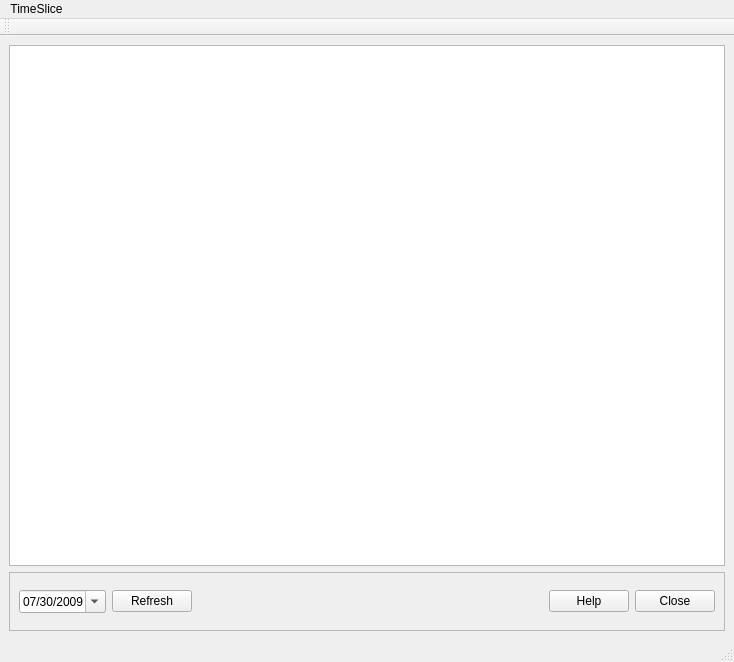
This is clients/qt/tlist/timeedit.ui in gam3/trasker as Qt 5 draws it before an edit. The edited form follows.
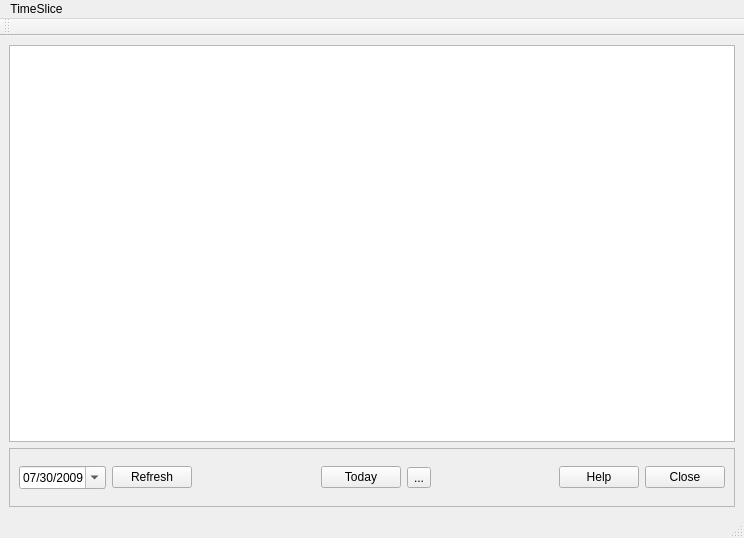
This is the edited form. Icons and pictures are not drawn.

```diff
--- a/clients/qt/tlist/timeedit.ui
+++ b/clients/qt/tlist/timeedit.ui
@@ -6,8 +6,8 @@
    <rect>
     <x>0</x>
     <y>0</y>
-    <width>734</width>
-    <height>662</height>
+    <width>744</width>
+    <height>538</height>
    </rect>
   </property>
   <property name="windowTitle">
@@ -39,7 +39,7 @@
        <enum>QFrame::Raised</enum>
       </property>
       <layout class="QGridLayout" name="gridLayout">
-       <item row="2" column="4">
+       <item row="2" column="7">
         <widget class="QPushButton" name="saveButton">
          <property name="sizePolicy">
           <sizepolicy hsizetype="Maximum" vsizetype="Fixed">
@@ -92,7 +92,7 @@
          </property>
         </widget>
        </item>
-       <item row="2" column="2">
+       <item row="2" column="5">
         <spacer name="horizontalSpacer">
          <property name="orientation">
           <enum>Qt::Horizontal</enum>
@@ -115,13 +115,40 @@
          </property>
         </widget>
        </item>
-       <item row="2" column="3">
-        <widget class="QPushButton" name="cancelButton">
+       <item row="2" column="6">
+        <widget class="QPushButton" name="helpButton">
          <property name="text">
           <string>Help</string>
          </property>
         </widget>
        </item>
+       <item row="2" column="4">
+        <widget class="QToolButton" name="toolButton">
+         <property name="text">
+          <string>...</string>
+         </property>
+        </widget>
+       </item>
+       <item row="2" column="3">
+        <widget class="QPushButton" name="todayButton">
+         <property name="text">
+          <string>Today</string>
+         </property>
+        </widget>
+       </item>
+       <item row="2" column="2">
+        <spacer name="horizontalSpacer_2">
+         <property name="orientation">
+          <enum>Qt::Horizontal</enum>
+         </property>
+         <property name="sizeHint" stdset="0">
+          <size>
+           <width>40</width>
+           <height>20</height>
+          </size>
+         </property>
+        </spacer>
+       </item>
       </layout>
      </widget>
     </item>
@@ -132,8 +159,8 @@
     <rect>
      <x>0</x>
      <y>0</y>
-     <width>734</width>
-     <height>28</height>
+     <width>744</width>
+     <height>20</height>
     </rect>
    </property>
    <widget class="QMenu" name="menuTimeSlice">
```
Left out of the diff: 8 changed lines with no effect on the pictures.
